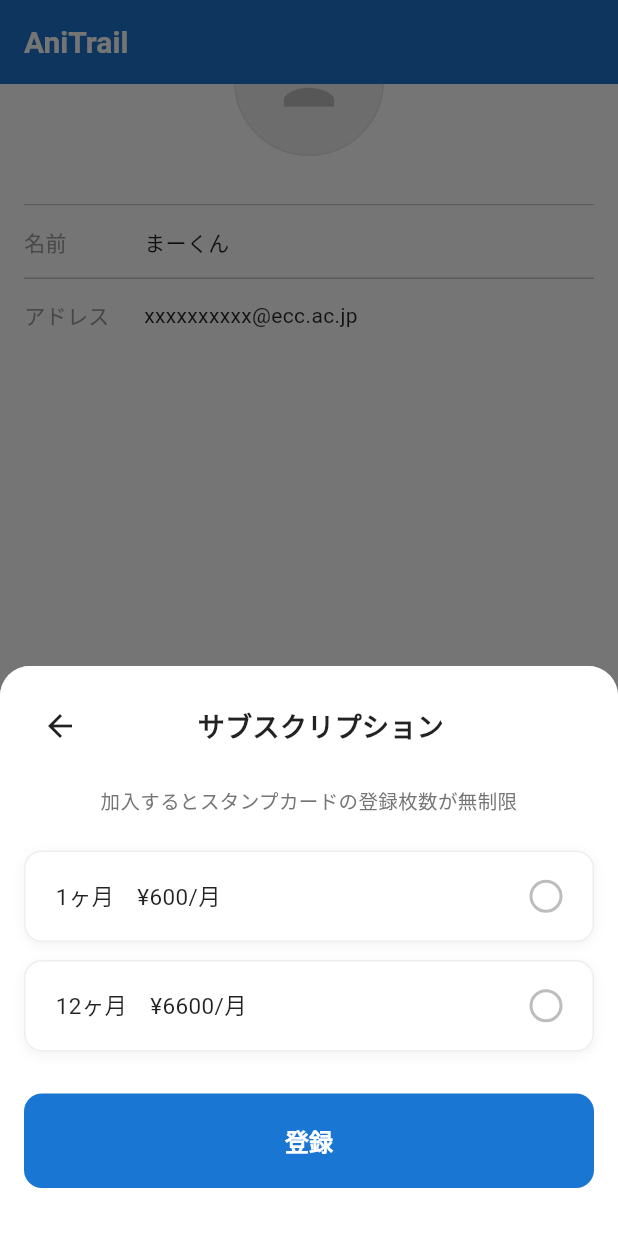
After one commit to Hello-World-ECC-IT-26/AniTrail, a Flutter app: the MyPageScreen screen opened directly, scrolled down 140 dp, after a tap on "サブスクリプション", on a phone screen of 412 x 824 dp. The commit adds this screen. Run offline on Flutter 3.47's test engine with Material 3 defaults, Android fonts, the phone set to English and light mode, and no system bars; our stand-ins replace cached_network_image, flutter_dotenv, geolocator, google_maps_flutter, google_sign_in, shared_preferences and 1 more; accounts and stored records are empty; network calls fail.

Commit message:
profile_screen

```diff
--- a/lib/features/home/widgets/user_section.dart
+++ b/lib/features/home/widgets/user_section.dart
@@ -2,6 +2,7 @@ import 'package:flutter/material.dart';
 import '../../../core/styles/app_styles.dart';
 import '../../../core/styles/app_text.dart';
 import '../../../core/styles/app_dimens.dart';
+import '../../profile/screens/profile_screen.dart';
 
 class UserInfoSection extends StatelessWidget {
   const UserInfoSection({super.key});
@@ -11,7 +12,9 @@ class UserInfoSection extends StatelessWidget {
     return Container(
       color: AppColors.background,
       padding: const EdgeInsets.symmetric(
-          horizontal: AppSpacing.lg, vertical: AppSpacing.md),
+        horizontal: AppSpacing.lg,
+        vertical: AppSpacing.md,
+      ),
       child: Row(
         children: [
           // アバター（未設定時はグレーの人アイコン）
@@ -28,15 +31,26 @@ class UserInfoSection extends StatelessWidget {
 
           // ユーザー名・スタンプ数
           Expanded(
+            child: InkWell(
+              onTap: () {
+                Navigator.push(
+                  context,
+                  MaterialPageRoute(builder: (_) => const MyPageScreen()),
+                );
+              },
               child: Column(
                 crossAxisAlignment: CrossAxisAlignment.start,
                 children: [
-                Text('かなや',
-                    style: AppTextStyles.body
-                        .copyWith(fontWeight: FontWeight.bold)),
+                  Text(
+                    'かなや',
+                    style: AppTextStyles.body.copyWith(
+                      fontWeight: FontWeight.bold,
+                    ),
+                  ),
                   const SizedBox(height: 2),
                   Text('集めたスタンプ数：10', style: AppTextStyles.caption),
                 ],
+              ),
             ),
           ),
 
--- /dev/null
+++ b/lib/features/profile/screens/profile_screen.dart
@@ -0,0 +1,324 @@
+import 'package:flutter/material.dart';
+import '../../../core/widgets/app_bar.dart';
+import '../../../core/styles/app_styles.dart';
+import '../../../core/widgets/main_buttom_nav.dart';
+import '../../profile/widgets/subscription.dart';
+
+class MyPageScreen extends StatefulWidget {
+  const MyPageScreen({super.key});
+
+  @override
+  State<MyPageScreen> createState() => _MyPageScreenState();
+}
+
+class _MyPageScreenState extends State<MyPageScreen> {
+  // 編集モードフラグ
+  bool _isEditing = false;
+
+  // ユーザー情報
+  final _nameController = TextEditingController(text: 'まーくん');
+  final String _email = 'xxxxxxxxxx@ecc.ac.jp';
+
+  @override
+  void dispose() {
+    _nameController.dispose();
+    super.dispose();
+  }
+
+  // 保存処理
+  void _saveEdit() {
+    setState(() => _isEditing = false);
+    // TODO: Supabaseへ保存
+  }
+
+  // ログアウト確認ダイアログ
+  void _showLogoutDialog() {
+    showDialog(
+      context: context,
+      builder: (ctx) => AlertDialog(
+        shape: RoundedRectangleBorder(borderRadius: BorderRadius.circular(12)),
+        title: const Text(
+          '確認',
+          textAlign: TextAlign.center,
+          style: TextStyle(fontSize: 16, fontWeight: FontWeight.bold),
+        ),
+        content: const Text(
+          'ログアウトしてもよろしいでしょうか？',
+          textAlign: TextAlign.center,
+          style: TextStyle(fontSize: 14),
+        ),
+        actionsAlignment: MainAxisAlignment.spaceEvenly,
+        actions: [
+          // キャンセル
+          TextButton(
+            onPressed: () => Navigator.pop(ctx),
+            child: const Text(
+              'キャンセル',
+              style: TextStyle(fontSize: 14, color: Colors.black54),
+            ),
+          ),
+
+          // ログアウト
+          TextButton(
+            onPressed: () {
+              Navigator.pop(ctx);
+              // TODO: ログアウト処理 → ログイン画面へ遷移
+            },
+            child: const Text(
+              'ログアウト',
+              style: TextStyle(
+                fontSize: 14,
+                fontWeight: FontWeight.bold,
+                color: Colors.red,
+              ),
+            ),
+          ),
+        ],
+      ),
+    );
+  }
+
+  @override
+  Widget build(BuildContext context) {
+    return Scaffold(
+      backgroundColor: const Color(0xFFFFFFFF),
+
+      // アプリバー
+      appBar: const AniTrailAppBar(),
+
+      body: SingleChildScrollView(
+        child: Column(
+          children: [
+            // ── ヘッダーバー（戻る + タイトル + 編集/保存） ──
+            Container(
+              color: Colors.white,
+              padding: const EdgeInsets.fromLTRB(4, 8, 16, 8),
+              child: Row(
+                children: [
+                  IconButton(
+                    icon: const Icon(Icons.arrow_back, color: Colors.black87),
+                    onPressed: () => Navigator.pop(context),
+                  ),
+                  const Expanded(
+                    child: Text(
+                      'アカウント情報',
+                      textAlign: TextAlign.center,
+                      style: TextStyle(
+                        fontSize: 18,
+                        fontWeight: FontWeight.bold,
+                        color: Colors.black87,
+                      ),
+                    ),
+                  ),
+                  // 編集 / 保存ボタン
+                  TextButton(
+                    onPressed: _isEditing
+                        ? _saveEdit
+                        : () => setState(() => _isEditing = true),
+                    child: Text(
+                      _isEditing ? '保存' : '編集',
+                      style: const TextStyle(
+                        fontSize: 14,
+                        color: AppColors.primary,
+                        fontWeight: FontWeight.w600,
+                      ),
+                    ),
+                  ),
+                ],
+              ),
+            ),
+
+            const SizedBox(height: 24),
+
+            // ── アバター ──────────────────────────────
+            Stack(
+              alignment: Alignment.center,
+              children: [
+                // アバター画像
+                Container(
+                  width: 100,
+                  height: 100,
+                  decoration: BoxDecoration(
+                    shape: BoxShape.circle,
+                    color: Colors.grey.shade200,
+                    border: Border.all(color: Colors.grey.shade300, width: 1),
+                  ),
+                  child: ClipOval(
+                    child: Image.asset(
+                      'assets/images/avatar_sample.png',
+                      fit: BoxFit.cover,
+                      errorBuilder: (_, __, ___) => Icon(
+                        Icons.person,
+                        size: 50,
+                        color: Colors.grey.shade400,
+                      ),
+                    ),
+                  ),
+                ),
+
+                // 編集中: カメラアイコンオーバーレイ
+                if (_isEditing)
+                  Positioned(
+                    bottom: 0,
+                    right: 0,
+                    child: GestureDetector(
+                      onTap: () {
+                        // TODO: 画像選択
+                      },
+                      child: Container(
+                        width: 32,
+                        height: 32,
+                        decoration: BoxDecoration(
+                          color: Colors.white,
+                          shape: BoxShape.circle,
+                          border: Border.all(
+                            color: Colors.grey.shade300,
+                            width: 1,
+                          ),
+                          boxShadow: [
+                            BoxShadow(
+                              color: Colors.black.withOpacity(0.1),
+                              blurRadius: 4,
+                            ),
+                          ],
+                        ),
+                        child: const Icon(
+                          Icons.camera_alt_outlined,
+                          size: 18,
+                          color: Colors.black54,
+                        ),
+                      ),
+                    ),
+                  ),
+              ],
+            ),
+
+            const SizedBox(height: 32),
+            const Divider(height: 1, indent: 16, endIndent: 16),
+
+            // ── ユーザー情報フィールド ──────────────────
+            Container(
+              color: Colors.white,
+              child: Column(
+                children: [
+                  // 名前フィールド
+                  _buildInfoRow(
+                    label: '名前',
+                    child: _isEditing
+                        ? TextField(
+                            controller: _nameController,
+                            style: const TextStyle(fontSize: 14),
+                            decoration: const InputDecoration(
+                              border: InputBorder.none,
+                              isDense: true,
+                              contentPadding: EdgeInsets.zero,
+                            ),
+                          )
+                        : Text(
+                            _nameController.text,
+                            style: const TextStyle(
+                              fontSize: 14,
+                              color: Colors.black87,
+                            ),
+                          ),
+                  ),
+
+                  const Divider(height: 1, indent: 16, endIndent: 16),
+
+                  // アドレスフィールド（編集不可）
+                  _buildInfoRow(
+                    label: 'アドレス',
+                    child: Text(
+                      _email,
+                      style: const TextStyle(
+                        fontSize: 14,
+                        color: Colors.black87,
+                      ),
+                    ),
+                  ),
+                ],
+              ),
+            ),
+
+            const SizedBox(height: 360),
+            // ── サブスクリプション ──────────────────────
+            const Divider(height: 1, indent: 16, endIndent: 16),
+            Container(
+              color: Colors.white,
+              width: double.infinity,
+              child: TextButton(
+                onPressed: () {
+                  showModalBottomSheet(
+                    context: context,
+                    isScrollControlled: true,
+                    shape: const RoundedRectangleBorder(
+                      borderRadius: BorderRadius.vertical(
+                        top: Radius.circular(20),
+                      ),
+                    ),
+                    builder: (_) => const SubscriptionSheet(),
+                  );
+                },
+
+                style: TextButton.styleFrom(
+                  padding: const EdgeInsets.symmetric(vertical: 24),
+                ),
+                child: const Text(
+                  'サブスクリプション',
+                  style: TextStyle(fontSize: 15, color: Colors.black87),
+                ),
+              ),
+            ),
+            const Divider(height: 1, indent: 16, endIndent: 16),
+            const SizedBox(height: 8),
+
+            // ── ログアウト ────────────────────────────
+            Container(
+              color: Colors.white,
+              width: double.infinity,
+              child: TextButton(
+                onPressed: _showLogoutDialog,
+                style: TextButton.styleFrom(
+                  padding: const EdgeInsets.symmetric(vertical: 16),
+                ),
+                child: const Text(
+                  'ログアウト',
+                  style: TextStyle(
+                    fontSize: 15,
+                    color: Colors.red,
+                    fontWeight: FontWeight.w600,
+                  ),
+                ),
+              ),
+            ),
+
+            const SizedBox(height: 40),
+          ],
+        ),
+      ),
+
+      // ── ボトムナビゲーション ──────────────────────
+      bottomNavigationBar: MainBottomNav(onTap: (index) {}),
+    );
+  }
+
+  // ── 情報行（ラベル + コンテンツ） ──────────────────────
+  Widget _buildInfoRow({required String label, required Widget child}) {
+    return Padding(
+      padding: const EdgeInsets.symmetric(horizontal: 16, vertical: 14),
+      child: Row(
+        crossAxisAlignment: CrossAxisAlignment.center,
+        children: [
+          SizedBox(
+            width: 80,
+            child: Text(
+              label,
+              style: TextStyle(fontSize: 14, color: Colors.grey.shade500),
+            ),
+          ),
+          Expanded(child: child),
+        ],
+      ),
+    );
+  }
+}
--- /dev/null
+++ b/lib/features/profile/widgets/subscription.dart
@@ -0,0 +1,184 @@
+import 'package:flutter/material.dart';
+import '../../../core/styles/app_styles.dart';
+
+class SubscriptionSheet extends StatefulWidget {
+  const SubscriptionSheet({super.key});
+
+  @override
+  State<SubscriptionSheet> createState() => _SubscriptionSheetState();
+}
+
+class _SubscriptionSheetState extends State<SubscriptionSheet> {
+  // 選択中のプランインデックス（null: 未選択）
+  int? _selectedPlan;
+
+  // プランリスト
+  final List<Map<String, String>> _plans = [
+    {'duration': '1ヶ月', 'price': '¥600/月'},
+    {'duration': '12ヶ月', 'price': '¥6600/月'},
+  ];
+
+  @override
+  Widget build(BuildContext context) {
+    return Container(
+      decoration: const BoxDecoration(
+        color: Colors.white,
+        borderRadius: BorderRadius.only(
+          topLeft: Radius.circular(20),
+          topRight: Radius.circular(20),
+        ),
+      ),
+      padding: const EdgeInsets.fromLTRB(16, 16, 16, 32),
+      child: Column(
+        mainAxisSize: MainAxisSize.min,
+        children: [
+          // ── ヘッダー（戻る + タイトル） ──────────────
+          Row(
+            children: [
+              IconButton(
+                icon: const Icon(Icons.arrow_back, color: Colors.black87),
+                onPressed: () => Navigator.pop(context),
+                padding: EdgeInsets.zero,
+                constraints: const BoxConstraints(),
+              ),
+              const Expanded(
+                child: Text(
+                  'サブスクリプション',
+                  textAlign: TextAlign.center,
+                  style: TextStyle(
+                    fontSize: 18,
+                    fontWeight: FontWeight.bold,
+                    color: Colors.black87,
+                  ),
+                ),
+              ),
+              // 右側の余白合わせ
+              const SizedBox(width: 32),
+            ],
+          ),
+
+          const SizedBox(height: 16),
+
+          // ── 説明テキスト ──────────────────────────
+          Text(
+            '加入するとスタンプカードの登録枚数が無制限',
+            textAlign: TextAlign.center,
+            style: TextStyle(fontSize: 13, color: Colors.grey.shade600),
+          ),
+
+          const SizedBox(height: 24),
+
+          // ── プラン選択 ────────────────────────────
+          ...List.generate(_plans.length, (index) {
+            final plan = _plans[index];
+            final isSelected = _selectedPlan == index;
+
+            return Padding(
+              padding: const EdgeInsets.only(bottom: 12),
+              child: GestureDetector(
+                onTap: () => setState(() => _selectedPlan = index),
+                child: Container(
+                  padding: const EdgeInsets.symmetric(
+                    horizontal: 20,
+                    vertical: 18,
+                  ),
+                  decoration: BoxDecoration(
+                    color: Colors.white,
+                    borderRadius: BorderRadius.circular(12),
+                    border: Border.all(
+                      color: isSelected
+                          ? AppColors.primary
+                          : Colors.grey.shade200,
+                      width: isSelected ? 2 : 1,
+                    ),
+                    boxShadow: [
+                      BoxShadow(
+                        color: Colors.black.withOpacity(0.05),
+                        blurRadius: 6,
+                        offset: const Offset(0, 2),
+                      ),
+                    ],
+                  ),
+                  child: Row(
+                    children: [
+                      // プラン名 + 価格
+                      Expanded(
+                        child: Text(
+                          '${plan['duration']}　${plan['price']}',
+                          style: const TextStyle(
+                            fontSize: 15,
+                            color: Colors.black87,
+                          ),
+                        ),
+                      ),
+
+                      // ラジオボタン風アイコン
+                      Container(
+                        width: 22,
+                        height: 22,
+                        decoration: BoxDecoration(
+                          shape: BoxShape.circle,
+                          border: Border.all(
+                            color: isSelected
+                                ? AppColors.primary
+                                : Colors.grey.shade400,
+                            width: 2,
+                          ),
+                        ),
+                        child: isSelected
+                            ? Center(
+                                child: Container(
+                                  width: 12,
+                                  height: 12,
+                                  decoration: const BoxDecoration(
+                                    shape: BoxShape.circle,
+                                    color: AppColors.primary,
+                                  ),
+                                ),
+                              )
+                            : null,
+                      ),
+                    ],
+                  ),
+                ),
+              ),
+            );
+          }),
+
+          const SizedBox(height: 16),
+
+          // ── 登録ボタン ────────────────────────────
+          SizedBox(
+            width: double.infinity,
+            child: ElevatedButton(
+              onPressed: _selectedPlan != null
+                  ? () {
+                      // TODO: サブスク登録処理
+                      Navigator.pop(context);
+                    }
+                  : null,
+              style: ElevatedButton.styleFrom(
+                backgroundColor: AppColors.primary,
+                disabledBackgroundColor: AppColors.primary,
+                foregroundColor: Colors.white,
+                padding: const EdgeInsets.symmetric(vertical: 20),
+                shape: RoundedRectangleBorder(
+                  borderRadius: BorderRadius.circular(12),
+                ),
+                elevation: 0,
+              ),
+              child: const Text(
+                '登録',
+                style: TextStyle(
+                  color: Colors.white,
+                  fontSize: 16,
+                  fontWeight: FontWeight.bold,
+                ),
+              ),
+            ),
+          ),
+        ],
+      ),
+    );
+  }
+}
```
Lines whose indentation alone changed are shown as unchanged.
